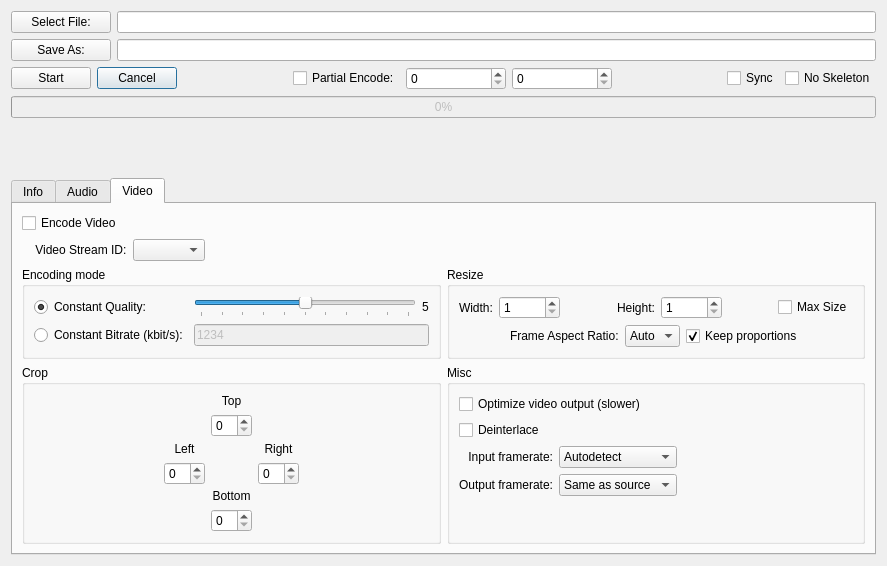
This is dialog.ui in an146/qtheorafrontend as Qt 5 draws it before an edit. The edited form follows.
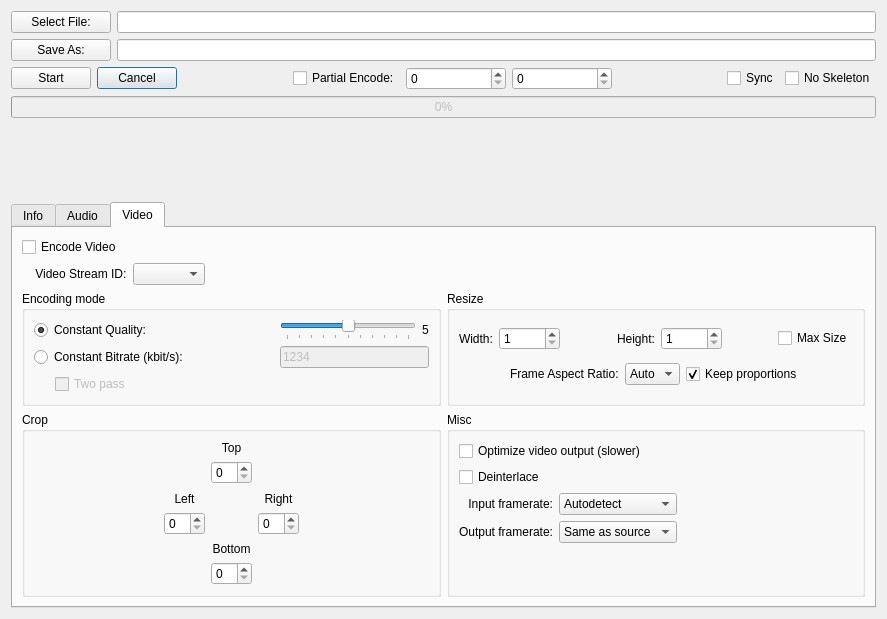
This is the edited form. The open tabs and pages were chosen to show the change. Icons and pictures are not drawn. Custom widgets are drawn as their Qt base class.

Commit message: two pass encoding

What changed in the file:
```diff
--- a/dialog.ui
+++ b/dialog.ui
@@ -7,7 +7,7 @@
     <x>0</x>
     <y>0</y>
     <width>887</width>
-    <height>566</height>
+    <height>619</height>
    </rect>
   </property>
   <property name="windowTitle">
@@ -745,7 +745,7 @@
             <string>Encoding mode</string>
            </property>
            <layout class="QGridLayout" name="gridLayout_4">
-            <item row="0" column="1">
+            <item row="0" column="1" colspan="3">
              <widget class="QRadioButton" name="video_const_quality">
               <property name="text">
                <string>Constant Quality:</string>
@@ -755,14 +755,14 @@
               </property>
              </widget>
             </item>
-            <item row="1" column="1">
+            <item row="1" column="1" colspan="3">
              <widget class="QRadioButton" name="video_const_bitrate">
               <property name="text">
                <string>Constant Bitrate (kbit/s):</string>
               </property>
              </widget>
             </item>
-            <item row="0" column="2">
+            <item row="0" column="4">
              <widget class="QSlider" name="video_quality">
               <property name="minimum">
                <number>0</number>
@@ -784,7 +784,7 @@
               </property>
              </widget>
             </item>
-            <item row="0" column="3">
+            <item row="0" column="5">
              <widget class="QLabel" name="video_quality_label">
               <property name="text">
                <string>5</string>
@@ -794,7 +794,7 @@
               </property>
              </widget>
             </item>
-            <item row="1" column="2" colspan="2">
+            <item row="1" column="4" colspan="2">
              <widget class="QLineEdit" name="video_bitrate">
               <property name="enabled">
                <bool>false</bool>
@@ -807,6 +807,42 @@
               </property>
              </widget>
             </item>
+            <item row="2" column="1">
+             <widget class="QLabel" name="label_31">
+              <property name="minimumSize">
+               <size>
+                <width>15</width>
+                <height>0</height>
+               </size>
+              </property>
+              <property name="text">
+               <string/>
+              </property>
+             </widget>
+            </item>
+            <item row="2" column="2">
+             <widget class="QCheckBox" name="video_two_pass">
+              <property name="enabled">
+               <bool>false</bool>
+              </property>
+              <property name="text">
+               <string>Two pass</string>
+              </property>
+             </widget>
+            </item>
+            <item row="2" column="3">
+             <spacer name="horizontalSpacer_12">
+              <property name="orientation">
+               <enum>Qt::Horizontal</enum>
+              </property>
+              <property name="sizeHint" stdset="0">
+               <size>
+                <width>40</width>
+                <height>20</height>
+               </size>
+              </property>
+             </spacer>
+            </item>
            </layout>
           </widget>
          </item>
```
The commit also changes 1 other file.
